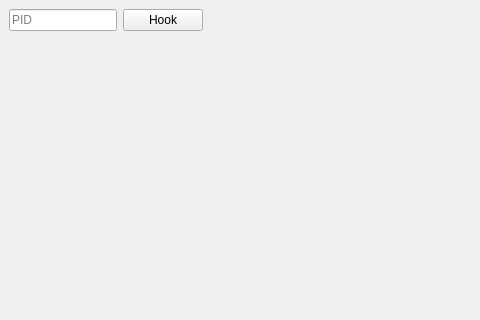
Before: the Qt Designer form mainwindow.ui in fludar/silentstart, drawn with Qt 5; both pictures show x 0 to 480 and y 0 to 320 of the 960 by 540 pixel window.
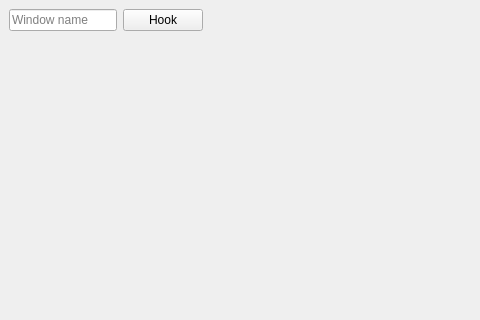
After: the same form once the commit is applied.

Commit message: implement hwnds storing

The edit to the form file:
```diff
--- a/mainwindow.ui
+++ b/mainwindow.ui
@@ -35,7 +35,7 @@
          <string/>
         </property>
         <property name="placeholderText">
-         <string>PID</string>
+         <string>Window name</string>
         </property>
        </widget>
       </item>
```
Left out of the diff: 2 changed lines with no effect on the pictures. The commit also changes 2 other files.
